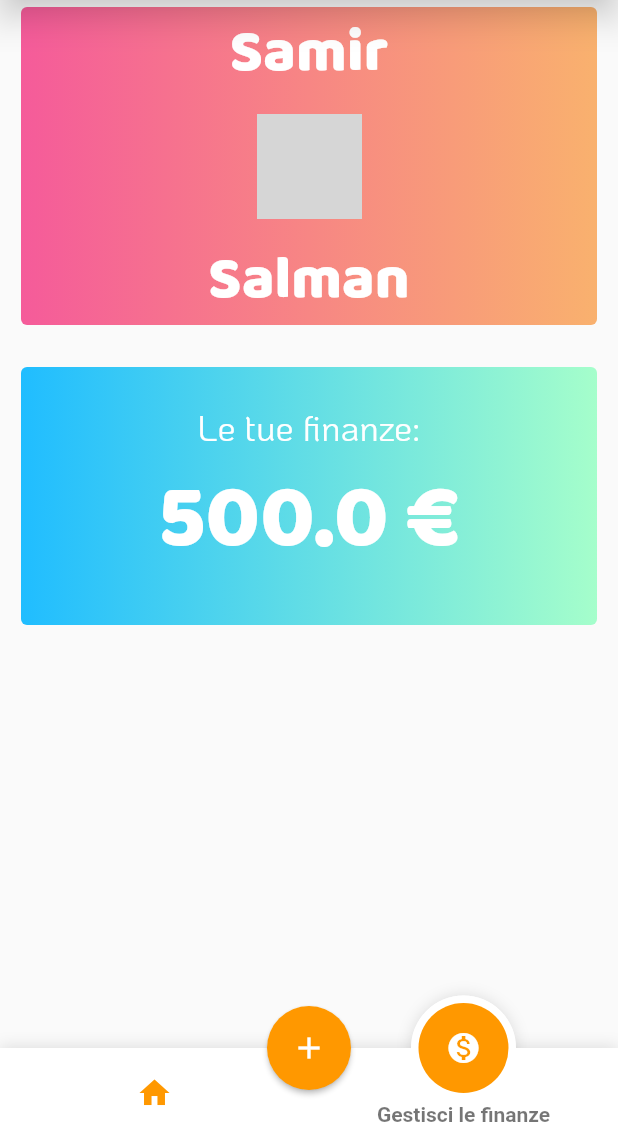
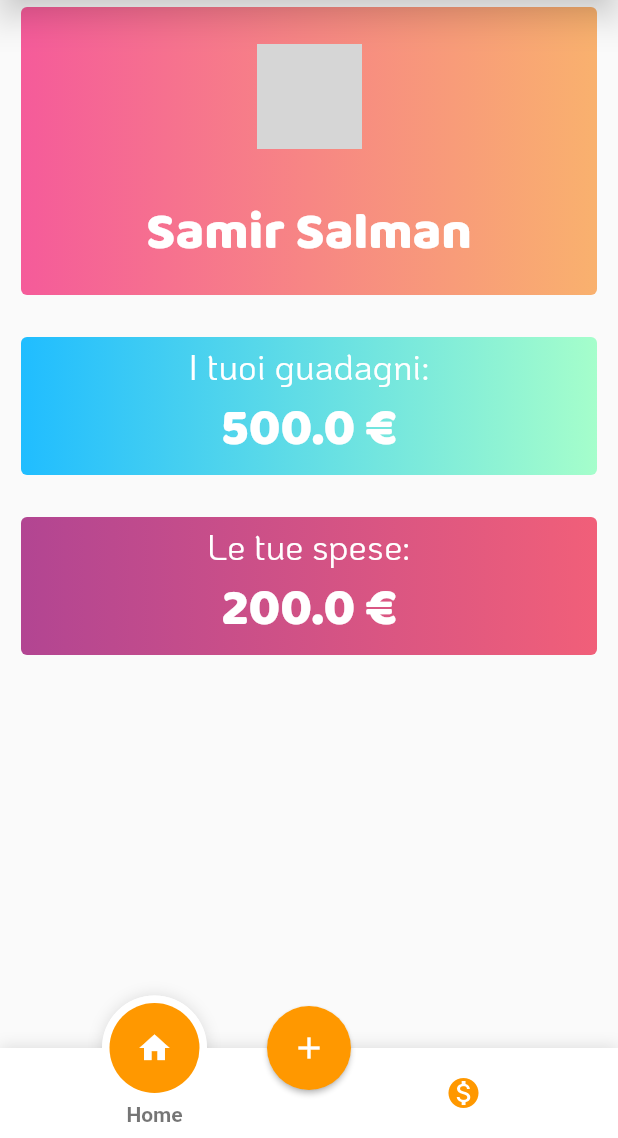
Before and after one commit to samirsalman/MoneyApp, a Flutter app: the screen it shows after launch, on a phone screen of 412 x 824 dp, the part 98-1236 px from its top. Run offline on Flutter 3.47's test engine with Material 2 defaults, Android fonts, the phone set to English and light mode, and no system bars; drawn by our look-alikes of fancy_bottom_navigation, gradient_widgets; our stand-ins replace numberpicker; network calls fail; grey boxes are pictures that could not be loaded.

Commit message:
Add json file and new Cost Widget, edit dependence and Fonts file.

```diff
--- a/lib/Fonts.dart
+++ b/lib/Fonts.dart
@@ -3,7 +3,10 @@ import 'package:flutter/material.dart';
 class Fonts{
   static TextStyle title = TextStyle(fontFamily: 'KoHo',fontSize: 24,color: Colors.white);
   static TextStyle paragraph = TextStyle(fontFamily: 'KoHo',fontSize: 18,color: Colors.white);
+  static TextStyle paragraphBlack = TextStyle(fontFamily: 'KoHo',fontSize: 18,color: Colors.black);
   static TextStyle number = TextStyle(fontFamily: 'Baloo',fontSize: 40,color: Colors.white);
-  static TextStyle numberBig = TextStyle(fontFamily: 'Baloo',fontSize: 60,color: Colors.white);
+  static TextStyle numberBlack = TextStyle(fontFamily: 'Baloo',fontSize: 40,color: Colors.black);
+  static TextStyle numberBlackSmall = TextStyle(fontFamily: 'Baloo',fontSize: 20,color: Colors.black);
+  static TextStyle numberBig = TextStyle(fontFamily: 'Baloo',fontSize: 35,color: Colors.white);
 
 }
--- a/lib/main.dart
+++ b/lib/main.dart
@@ -1,4 +1,6 @@
 import 'package:flutter/material.dart';
+import 'package:flutter/services.dart';
+import 'package:startup/newCost.dart';
 import 'Fonts.dart';
 import 'package:fancy_bottom_navigation/fancy_bottom_navigation.dart';
 import 'package:gradient_widgets/gradient_widgets.dart';
@@ -10,10 +12,10 @@ class MyApp extends StatelessWidget {
   @override
   Widget build(BuildContext context) {
     return MaterialApp(
-      title: 'App',
+      title: 'MyMoney',
       theme: ThemeData(
           primaryColor: Colors.orange, buttonColor: Colors.orangeAccent),
-      home: MyHomePage(title: 'Sondaggi'),
+      home: MyHomePage(title: 'MyMoney'),
     );
   }
 }
@@ -28,7 +30,7 @@ class MyHomePage extends StatefulWidget {
 }
 
 class _MyHomePageState extends State<MyHomePage> {
-  int _currentIndex = 1;
+  int _currentIndex = 0;
 
   List<TabData> _bottomItems = [
     TabData(iconData: Icons.home, title: "Home"),
@@ -45,14 +47,16 @@ class _MyHomePageState extends State<MyHomePage> {
   void initState() {
     // TODO: implement initState
     super.initState();
+    SystemChrome.setEnabledSystemUIOverlays([]);
   }
 
   @override
   Widget build(BuildContext context) {
     return Scaffold(
       floatingActionButton: FloatingActionButton(
-        onPressed: (){
-          int a=0;
+        onPressed: () {
+          Navigator.push(
+              context, MaterialPageRoute(builder: (context) => NuovaSpesa()));
         },
         elevation: 1.5,
         child: Icon(Icons.add),
@@ -78,34 +82,34 @@ class _MyHomePageState extends State<MyHomePage> {
       ),
       body: ListView(children: [
         _accountInfo("Samir", "Salman", null),
-        _moneyInfo(500.00),
+        _guadagni(500.00),
+        _spese(200.00),
       ]),
     );
   }
 
   Widget _accountInfo(String nome, String cognome, FileImage image) {
     return Container(
-      height: 220,
+      height: 200,
       margin: EdgeInsets.all(10),
       child: GradientCard(
         gradient: Gradients.hotLinear,
         child: Column(
-          mainAxisAlignment: MainAxisAlignment.spaceBetween,
+          mainAxisAlignment: MainAxisAlignment.spaceAround,
           children: <Widget>[
-            Text(
-              nome,
-              style: Fonts.number,
-            ),
-            ClipOval(
+            Container(
+              margin: EdgeInsets.only(top: 10),
+              child: ClipOval(
                   child: Image.network(
                 "https://image.freepik.com/icone-gratis/utente-maschio-close-up-forma-per-facebook_318-37635.jpg",
                 fit: BoxFit.cover,
                 width: 70.0,
                 height: 70.0,
               )),
+            ),
             Text(
-              cognome,
-              style: Fonts.number,
+              nome + " " + cognome,
+              style: Fonts.numberBig,
             ),
           ],
         ),
@@ -113,9 +117,9 @@ class _MyHomePageState extends State<MyHomePage> {
     );
   }
 
-  Widget _moneyInfo(double counter) {
+  Widget _guadagni(double counter) {
     return Container(
-      height: 180,
+      height: 100,
       margin: EdgeInsets.all(10),
       child: GradientCard(
         gradient: Gradients.coldLinear,
@@ -125,7 +129,36 @@ class _MyHomePageState extends State<MyHomePage> {
             Column(
               children: <Widget>[
                 Text(
-                  "Le tue finanze:",
+                  "I tuoi guadagni:",
+                  style: Fonts.title,
+                ),
+                Container(
+                  child: Text(
+                    counter.toString() + " €",
+                    style: Fonts.numberBig,
+                  ),
+                )
+              ],
+            )
+          ],
+        ),
+      ),
+    );
+  }
+
+  Widget _spese(double counter) {
+    return Container(
+      height: 100,
+      margin: EdgeInsets.all(10),
+      child: GradientCard(
+        gradient: Gradients.blush,
+        child: Column(
+          mainAxisAlignment: MainAxisAlignment.center,
+          children: <Widget>[
+            Column(
+              children: <Widget>[
+                Text(
+                  "Le tue spese:",
                   style: Fonts.title,
                 ),
                 Container(
--- a/pubspec.yaml
+++ b/pubspec.yaml
@@ -17,6 +17,8 @@ dependencies:
   gradient_widgets:
   firebase_auth:
   firebase_database:
+  groovin_material_icons:
+  numberpicker:
 
   flutter:
     sdk: flutter
@@ -45,6 +47,7 @@ flutter:
   # To add assets to your application, add an assets section, like this:
   assets:
     - assets/logo.png
+    - assets/item.json
 
   # An image asset can refer to one or more resolution-specific "variants", see
   # https://flutter.io/assets-and-images/#resolution-aware.
```
Also changed, not shown: assets/item.json (added, +21 -0 lines), lib/newCost.dart (added, +191 -0 lines). Lines whose indentation alone changed are shown as unchanged.
